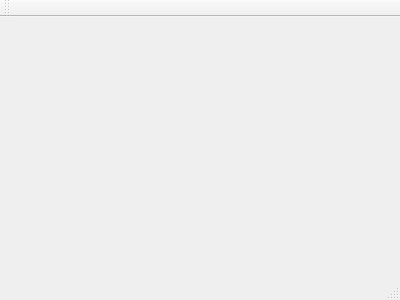
This is mainwindow.ui in hrafnhildur/skil3 as Qt 5 draws it before an edit. The edited form follows.
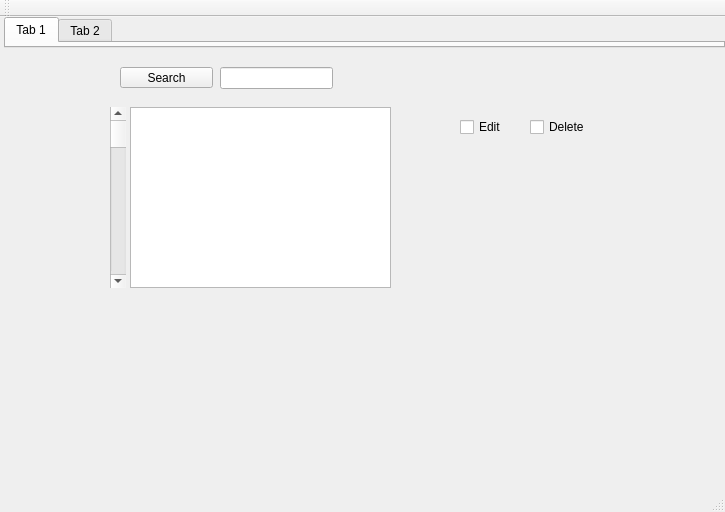
This is the edited form.

The edit to the form file:
```diff
--- a/mainwindow.ui
+++ b/mainwindow.ui
@@ -1,24 +1,135 @@
 <ui version="4.0">
  <class>MainWindow</class>
- <widget class="QMainWindow" name="MainWindow" >
-  <property name="geometry" >
+ <widget class="QMainWindow" name="MainWindow">
+  <property name="geometry">
    <rect>
     <x>0</x>
     <y>0</y>
-    <width>400</width>
-    <height>300</height>
+    <width>725</width>
+    <height>512</height>
    </rect>
   </property>
   <property name="windowTitle" >
    <string>MainWindow</string>
   </property>
-  <widget class="QMenuBar" name="menuBar" />
-  <widget class="QToolBar" name="mainToolBar" />
-  <widget class="QWidget" name="centralWidget" />
-  <widget class="QStatusBar" name="statusBar" />
+  <widget class="QWidget" name="centralWidget">
+   <widget class="QTabWidget" name="tabWidget">
+    <property name="geometry">
+     <rect>
+      <x>4</x>
+      <y>0</y>
+      <width>721</width>
+      <height>31</height>
+     </rect>
+    </property>
+    <property name="currentIndex">
+     <number>0</number>
+    </property>
+    <widget class="QWidget" name="tab">
+     <attribute name="title">
+      <string>Tab 1</string>
+     </attribute>
+    </widget>
+    <widget class="QWidget" name="tab_2">
+     <attribute name="title">
+      <string>Tab 2</string>
+     </attribute>
+    </widget>
+   </widget>
+   <widget class="QListView" name="listView">
+    <property name="geometry">
+     <rect>
+      <x>130</x>
+      <y>90</y>
+      <width>261</width>
+      <height>181</height>
+     </rect>
+    </property>
+   </widget>
+   <widget class="QPushButton" name="pushButton">
+    <property name="geometry">
+     <rect>
+      <x>120</x>
+      <y>50</y>
+      <width>93</width>
+      <height>21</height>
+     </rect>
+    </property>
+    <property name="text">
+     <string>Search</string>
+    </property>
+   </widget>
+   <widget class="QLineEdit" name="lineEdit">
+    <property name="geometry">
+     <rect>
+      <x>220</x>
+      <y>50</y>
+      <width>113</width>
+      <height>22</height>
+     </rect>
+    </property>
+   </widget>
+   <widget class="QScrollBar" name="verticalScrollBar">
+    <property name="geometry">
+     <rect>
+      <x>110</x>
+      <y>90</y>
+      <width>16</width>
+      <height>181</height>
+     </rect>
+    </property>
+    <property name="orientation">
+     <enum>Qt::Vertical</enum>
+    </property>
+   </widget>
+   <widget class="QCheckBox" name="checkBox">
+    <property name="geometry">
+     <rect>
+      <x>460</x>
+      <y>100</y>
+      <width>61</width>
+      <height>20</height>
+     </rect>
+    </property>
+    <property name="text">
+     <string>Edit</string>
+    </property>
+   </widget>
+   <widget class="QCheckBox" name="checkBox_2">
+    <property name="geometry">
+     <rect>
+      <x>530</x>
+      <y>100</y>
+      <width>81</width>
+      <height>20</height>
+     </rect>
+    </property>
+    <property name="text">
+     <string>Delete</string>
+    </property>
+   </widget>
+  </widget>
+  <widget class="QMenuBar" name="menuBar">
+   <property name="geometry">
+    <rect>
+     <x>0</x>
+     <y>0</y>
+     <width>725</width>
+     <height>26</height>
+    </rect>
+   </property>
+  </widget>
+  <widget class="QToolBar" name="mainToolBar">
+   <attribute name="toolBarArea">
+    <enum>TopToolBarArea</enum>
+   </attribute>
+   <attribute name="toolBarBreak">
+    <bool>false</bool>
+   </attribute>
+  </widget>
+  <widget class="QStatusBar" name="statusBar"/>
  </widget>
- <layoutDefault spacing="6" margin="11" />
- <pixmapfunction></pixmapfunction>
+ <layoutdefault spacing="6" margin="11"/>
  <resources/>
  <connections/>
 </ui>
```
Left out of the diff: 3 changed lines with no effect on the pictures.
